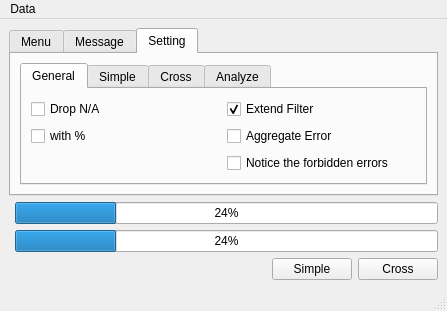
Qt form src/lite/ui_mainwindow.ui (mugwort-rc/qsurveytools) before a commit.
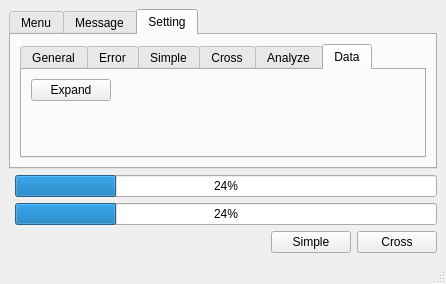
The same form after that commit. The open tabs and pages were chosen to show the change.

Commit message: Update setting menus.

What changed in the file:
```diff
--- a/src/lite/ui_mainwindow.ui
+++ b/src/lite/ui_mainwindow.ui
@@ -6,8 +6,8 @@
    <rect>
     <x>0</x>
     <y>0</y>
-    <width>447</width>
-    <height>296</height>
+    <width>446</width>
+    <height>284</height>
    </rect>
   </property>
   <property name="windowTitle">
@@ -177,7 +177,7 @@
                <string>Extend Filter</string>
               </property>
               <property name="checked">
-               <bool>true</bool>
+               <bool>false</bool>
               </property>
              </widget>
             </item>
@@ -186,22 +186,32 @@
               <property name="text">
                <string>with %</string>
               </property>
+              <property name="checked">
+               <bool>true</bool>
+              </property>
              </widget>
             </item>
-            <item row="1" column="1">
+           </layout>
+          </widget>
+          <widget class="QWidget" name="tabError">
+           <attribute name="title">
+            <string>Error</string>
+           </attribute>
+           <layout class="QGridLayout" name="gridLayout_5">
+            <item row="0" column="0">
              <widget class="QCheckBox" name="checkBoxAggregateError">
               <property name="text">
                <string>Aggregate Error</string>
               </property>
              </widget>
             </item>
-            <item row="2" column="1">
-             <widget class="QCheckBox" name="checkBoxNoticeForbiddenError">
+            <item row="1" column="0">
+             <widget class="QCheckBox" name="checkBoxIgnoreForbiddenError">
               <property name="text">
-               <string>Notice the forbidden errors</string>
+               <string>Ignore forbidden errors</string>
               </property>
               <property name="checked">
-               <bool>false</bool>
+               <bool>true</bool>
               </property>
              </widget>
             </item>
@@ -265,6 +275,46 @@
             </item>
            </layout>
           </widget>
+          <widget class="QWidget" name="tabData">
+           <attribute name="title">
+            <string>Data</string>
+           </attribute>
+           <layout class="QGridLayout" name="gridLayout_6">
+            <item row="0" column="1">
+             <widget class="QPushButton" name="pushButtonExpand">
+              <property name="text">
+               <string>Expand</string>
+              </property>
+             </widget>
+            </item>
+            <item row="0" column="2">
+             <spacer name="horizontalSpacer">
+              <property name="orientation">
+               <enum>Qt::Horizontal</enum>
+              </property>
+              <property name="sizeHint" stdset="0">
+               <size>
+                <width>40</width>
+                <height>20</height>
+               </size>
+              </property>
+             </spacer>
+            </item>
+            <item row="1" column="1">
+             <spacer name="verticalSpacer">
+              <property name="orientation">
+               <enum>Qt::Vertical</enum>
+              </property>
+              <property name="sizeHint" stdset="0">
+               <size>
+                <width>20</width>
+                <height>40</height>
+               </size>
+              </property>
+             </spacer>
+            </item>
+           </layout>
+          </widget>
          </widget>
         </item>
        </layout>
@@ -279,17 +329,10 @@
     <rect>
      <x>0</x>
      <y>0</y>
-     <width>447</width>
+     <width>446</width>
      <height>24</height>
     </rect>
    </property>
-   <widget class="QMenu" name="menuData">
-    <property name="title">
-     <string>Data</string>
-    </property>
-    <addaction name="actionExpand"/>
-   </widget>
-   <addaction name="menuData"/>
   </widget>
   <action name="actionExit">
    <property name="text">
```
Left out of the diff: 29 changed lines with no effect on the pictures. The commit also changes 3 other files.
